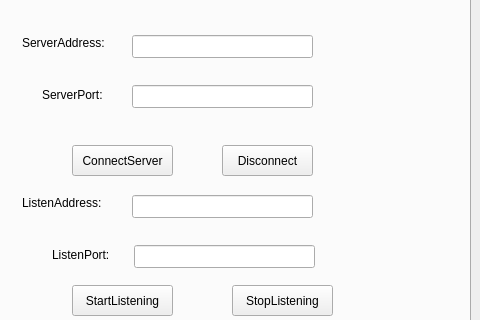
Above: src/ui_module/SuperSecurity.ui from zn66665/CryptoHomework before the change; both pictures show x 599 to 1079 and y 100 to 420 of the 1079 by 882 pixel window. Below: the same form after it.
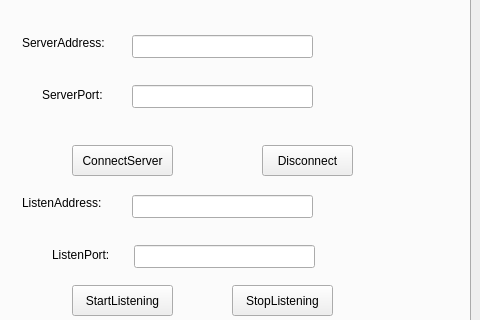
That is the form after the change. The open tabs and pages were chosen to show the change.

```diff
--- a/src/ui_module/SuperSecurity.ui
+++ b/src/ui_module/SuperSecurity.ui
@@ -850,7 +850,7 @@
        <widget class="QPushButton" name="pushButton_9">
         <property name="geometry">
          <rect>
-          <x>810</x>
+          <x>850</x>
           <y>210</y>
           <width>91</width>
           <height>31</height>
```
Left out of the diff: 22 changed lines with no effect on the pictures.
